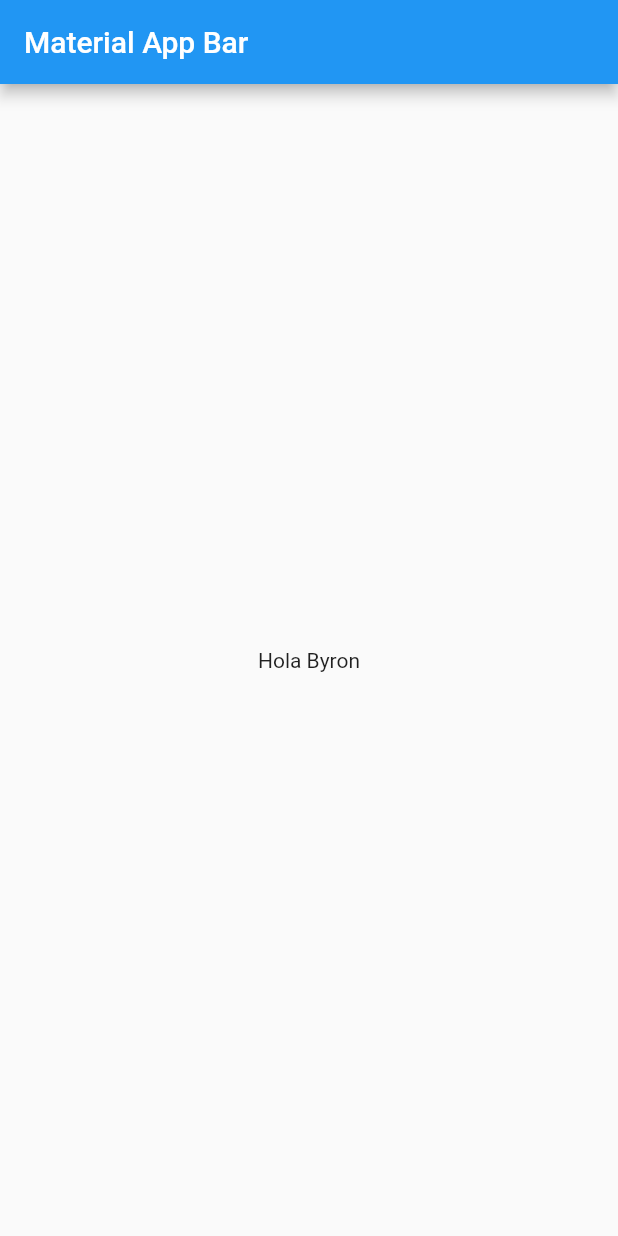
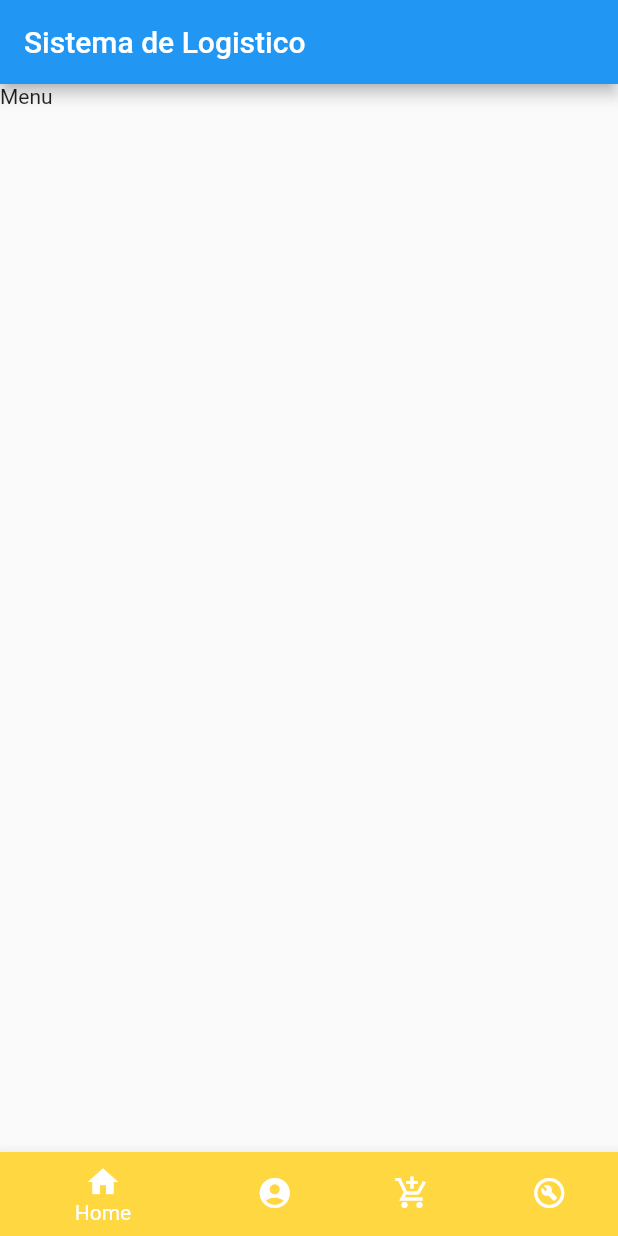
Before and after one commit to ByronSilvaOlvera/Flutter-pro-cli-inv, a Flutter app: the screen it shows after launch, on a phone screen of 412 x 824 dp. Run offline on Flutter 3.47's test engine with Material 2 defaults, Android fonts, the phone set to English and light mode, and no system bars.

Commit message:
App menu botton realiaizado

```diff
--- a/lib/main.dart
+++ b/lib/main.dart
@@ -1,5 +1,8 @@
 
 import 'package:flutter/material.dart';
+
+
+import 'package:fltestadobloc/router/router.dart';
 
 
 void main() => runApp(MyApp());
@@ -9,16 +12,22 @@ class MyApp extends StatelessWidget {
   Widget build(BuildContext context) {
     return MaterialApp(
       title: 'Material App',
-      home: Scaffold(
-        appBar: AppBar(
-          title: Text('Material App Bar'),
-        ),
-        body: Center(
-          child: Container(
-            child: Text('Hola Byron'),
-          ),
-        ),
-      ),
+
+      // home: Scaffold(
+      //   appBar: AppBar(
+      //     title: Text('Material App Bar'),
+      //   ),
+      //   body: Center(
+      //     child: Container(
+      //       child: Text('Hola Byron'),
+      //     ),
+      //   ),
+      // ),
+
+      //Zona de Rutas
+      initialRoute: 'home',
+      routes: appRoutesBy,
+
     );
   }
 }
--- /dev/null
+++ b/lib/pages/home_page.dart
@@ -0,0 +1,23 @@
+
+import 'package:flutter/material.dart';
+
+
+import 'package:fltestadobloc/widgets/widgets.dart';
+
+class HomePage extends StatelessWidget {
+
+
+  @override
+  Widget build(BuildContext context) {
+    return Scaffold(
+      appBar: AppBar(
+        title: Text('Sistema de Logistico'),
+      ),
+
+      body: Text('Menu'),
+
+      bottomNavigationBar: NavigationBotton()
+
+    );
+  }
+}
--- /dev/null
+++ b/lib/widgets/navigator_botton.dart
@@ -0,0 +1,33 @@
+
+part of 'widgets.dart';
+
+class NavigationBotton extends StatelessWidget {
+
+  @override
+  Widget build(BuildContext context) {
+    return Container(
+      child: BottomNavigationBar(
+        items:  <BottomNavigationBarItem>[
+          _itemBtnNavigator(Icon(Icons.home)  , 'Home'),
+          _itemBtnNavigator(Icon(Icons.account_circle_sharp), 'Cliente'),
+          _itemBtnNavigator(Icon(Icons.add_shopping_cart_sharp), 'Producto'),
+          _itemBtnNavigator(Icon(Icons.build_circle_outlined), 'Inventario'),
+
+        ],
+
+      )
+    );
+  }
+
+
+  BottomNavigationBarItem _itemBtnNavigator(Icon icon, String name){
+    return BottomNavigationBarItem(
+      icon: icon,
+      label: name,
+      backgroundColor: Colors.amberAccent,
+    );
+  }
+
+
+
+}
--- /dev/null
+++ b/lib/widgets/widgets.dart
@@ -0,0 +1,6 @@
+
+
+  import 'package:flutter/material.dart';
+
+
+  part 'navigator_botton.dart';
```
Also changed, not shown: lib/pages/producto_page.dart (added, +17 -0 lines), lib/router/router.dart (added, +14 -0 lines), lib/pages/cliente_page.dart (added), lib/pages/inventario.page.dart (added).
